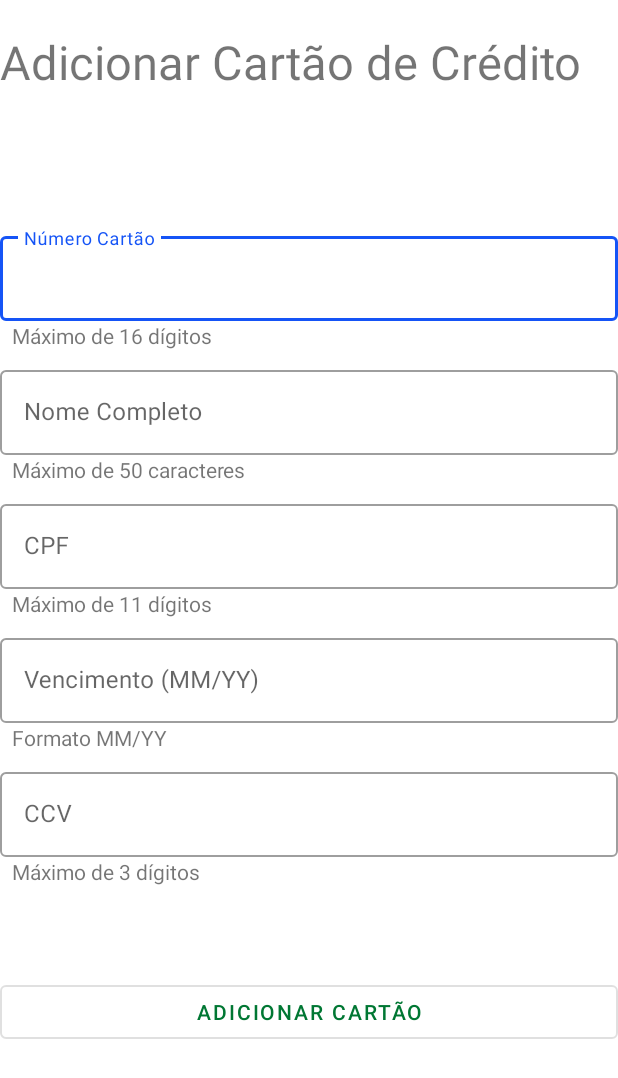
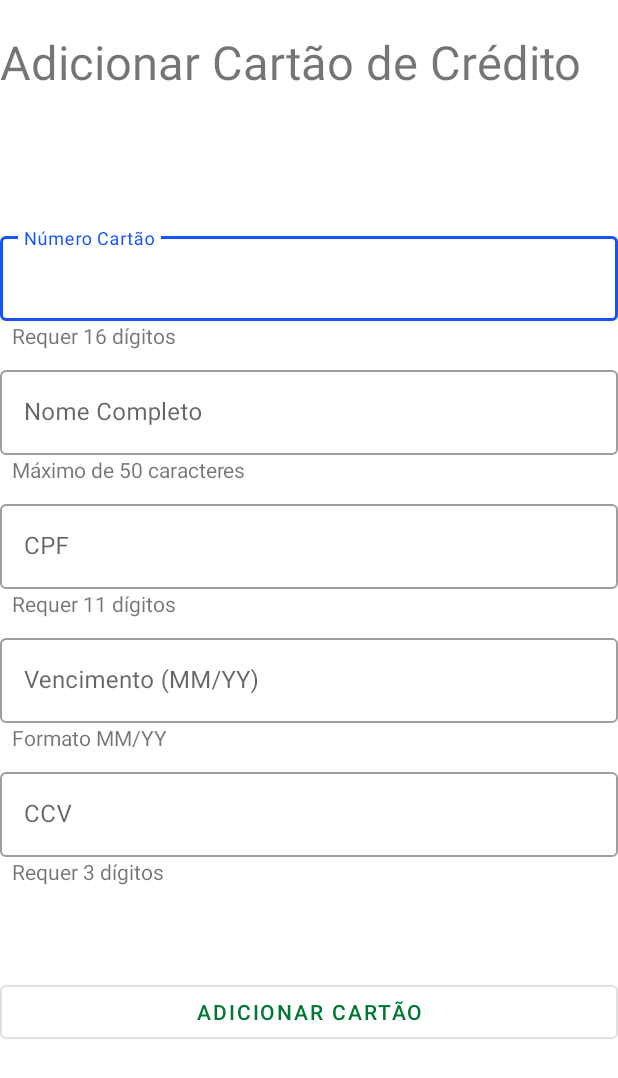
Before and after one commit to ghabrielferrari/PI3-ES-2024-TIME-19, an Android app: the RegisterCardActivity screen opened directly, with no data from a screen before it, on a phone screen of 412 x 824 dp. Shown: the top 1078 px of the screen. Run offline under Robolectric (Android 15) with nearby library versions, the light colour scheme and no system bars; our stand-ins replace Firebase (no records; nobody signed in at launch, a user with empty details on screens opened directly).

Commit message:
validateFields updated in RegisterCardActivity (requires more updates)

```diff
--- a/app/src/main/java/com/example/pi3_es_2024_time19/utils/Extensions.kt
+++ b/app/src/main/java/com/example/pi3_es_2024_time19/utils/Extensions.kt
@@ -1,11 +1,12 @@
 package com.example.pi3_es_2024_time19.utils
 
 import android.app.Activity
+import android.content.Context
 import android.view.View
 import android.widget.Toast
 import com.google.android.material.snackbar.Snackbar
 
-fun Activity.showToast(message: String){
+fun Context.showToast(message: String){
     Toast.makeText(
         this,
         message,
--- a/app/src/main/res/layout/activity_register_card.xml
+++ b/app/src/main/res/layout/activity_register_card.xml
@@ -31,16 +31,15 @@
             android:id="@+id/editNumberCard"
             android:layout_width="match_parent"
             android:layout_height="wrap_content"
-            android:inputType="number"
-            android:maxLength="16"
-            />
+            android:inputType="number|numberSigned"
+            android:maxLength="16" />
 
     </com.google.android.material.textfield.TextInputLayout>
 
     <TextView
         android:layout_width="match_parent"
         android:layout_height="wrap_content"
-        android:text="Máximo de 16 dígitos"
+        android:text="Requer 16 dígitos"
         android:layout_marginStart="8dp"
         />
 
@@ -57,9 +56,8 @@
             android:id="@+id/editFullName"
             android:layout_width="match_parent"
             android:layout_height="wrap_content"
-            android:inputType="textPersonName"
-            android:maxLength="50"
-            />
+            android:inputType="text|textPersonName"
+            android:maxLength="50" />
 
     </com.google.android.material.textfield.TextInputLayout>
 
@@ -83,16 +81,15 @@
             android:id="@+id/editCPF"
             android:layout_width="match_parent"
             android:layout_height="wrap_content"
-            android:inputType="number"
-            android:maxLength="11"
-            />
+            android:inputType="number|numberSigned"
+            android:maxLength="11" />
 
     </com.google.android.material.textfield.TextInputLayout>
 
     <TextView
         android:layout_width="match_parent"
         android:layout_height="wrap_content"
-        android:text="Máximo de 11 dígitos"
+        android:text="Requer 11 dígitos"
         android:layout_marginStart="8dp"
         />
 
@@ -109,9 +106,8 @@
             android:id="@+id/editExpirationDate"
             android:layout_width="match_parent"
             android:layout_height="wrap_content"
-            android:inputType="number"
-            android:maxLength="4"
-            />
+            android:inputType="number|numberSigned"
+            android:maxLength="4" />
 
     </com.google.android.material.textfield.TextInputLayout>
 
@@ -135,16 +131,15 @@
             android:id="@+id/editCCV"
             android:layout_width="match_parent"
             android:layout_height="wrap_content"
-            android:inputType="number"
-            android:maxLength="3"
-            />
+            android:inputType="number|numberSigned"
+            android:maxLength="3" />
 
     </com.google.android.material.textfield.TextInputLayout>
 
     <TextView
         android:layout_width="match_parent"
         android:layout_height="wrap_content"
-        android:text="Máximo de 3 dígitos"
+        android:text="Requer 3 dígitos"
         android:layout_marginStart="8dp"
         />
 
```
Also changed, not shown: app/src/main/java/com/example/pi3_es_2024_time19/activities/RegisterCardActivity.kt (+96 -22 lines).
